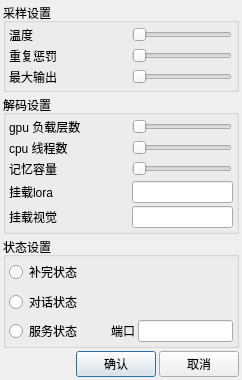
Above: src/settings_dialog.ui from ylsdamxssjxxdd/eva before the change. Below: the same form after it.
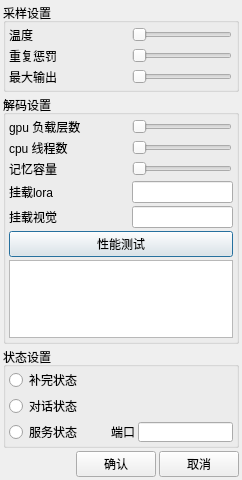
That is the form after the change.

Commit message: 添加性能测试

```diff
--- a/src/settings_dialog.ui
+++ b/src/settings_dialog.ui
@@ -7,7 +7,7 @@
     <x>0</x>
     <y>0</y>
     <width>242</width>
-    <height>380</height>
+    <height>480</height>
    </rect>
   </property>
   <property name="windowTitle">
@@ -392,6 +392,16 @@
         </item>
        </layout>
       </item>
+      <item>
+       <widget class="QPushButton" name="bench_btn">
+        <property name="text">
+         <string>性能测试</string>
+        </property>
+       </widget>
+      </item>
+      <item>
+       <widget class="QPlainTextEdit" name="bench_plaintextedit"/>
+      </item>
      </layout>
     </widget>
    </item>
```
The commit also changes 7 other files.
